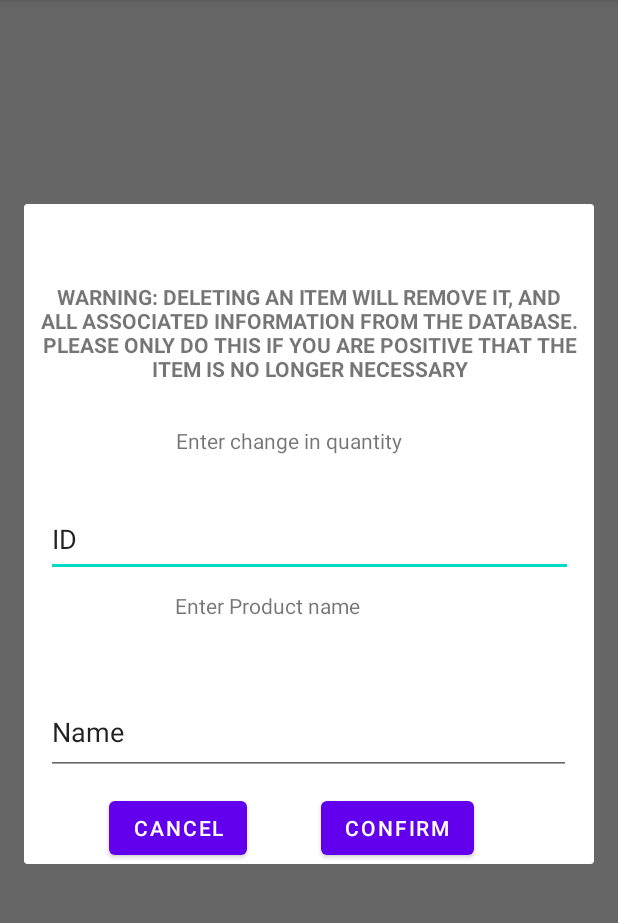
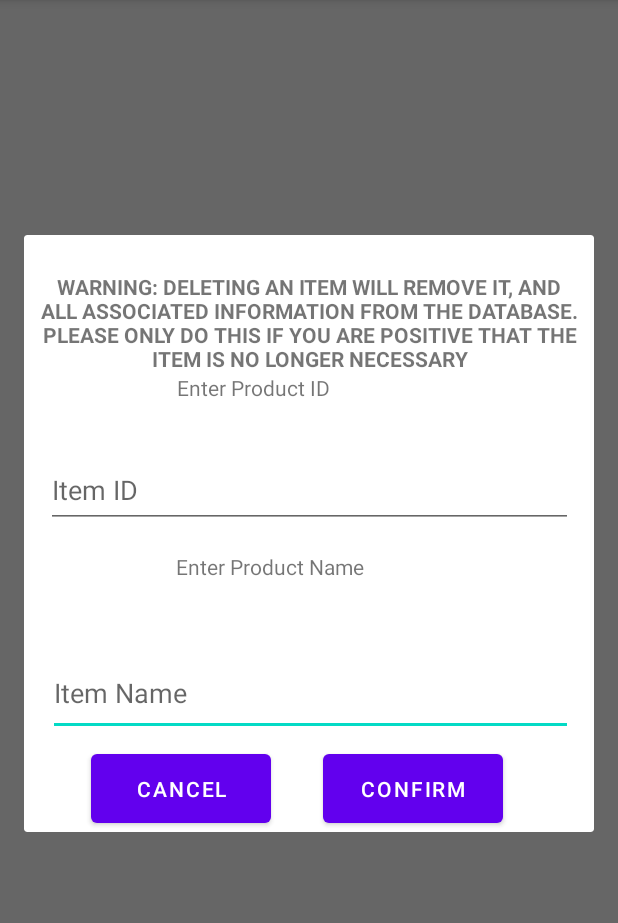
Before and after one commit to YazanMPSUT/InventoryManager, an Android app: the fragment DeleteDialogFragment shown on its own in the app's theme, on a phone screen of 412 x 824 dp, the part 84-1007 px from its top. Run offline under Robolectric (Android 15) with nearby library versions, the phone set to English and light mode, and no system bars.

Commit message:
Finalized layouts, fixed some issues in the provider, began implementing SQLite, rolled back to API 28.

```diff
--- a/app/build.gradle
+++ b/app/build.gradle
@@ -10,7 +10,7 @@ android {
     defaultConfig {
         applicationId "com.example.inventorymanager"
         minSdk 27
-        targetSdk 32
+        targetSdk 28
         versionCode 1
         versionName "1.0"
 
--- a/app/src/main/java/com/example/inventorymanager/DeleteDialogFragment.kt
+++ b/app/src/main/java/com/example/inventorymanager/DeleteDialogFragment.kt
@@ -3,21 +3,35 @@ package com.example.inventorymanager
 import android.os.Bundle
 import android.view.View
 import android.widget.Button
+import android.widget.EditText
+import android.widget.Toast
 import androidx.fragment.app.DialogFragment
+import java.security.Provider
 
 class DeleteDialogFragment : DialogFragment(R.layout.dialogfragment_delete){
 
     override fun onViewCreated(view: View, savedInstanceState: Bundle?) {
         super.onViewCreated(view, savedInstanceState)
-        val btCancel : Button = view.findViewById(R.id.btCancel)
-        val btConfirm : Button = view.findViewById(R.id.btConfirm)
+        val btCancel : Button = view.findViewById(R.id.btnCancel)
+        val btConfirm : Button = view.findViewById(R.id.btnConfirm)
 
         btCancel.setOnClickListener {
-
+            dismiss()
         }
+        val ddl_ip = InventoryProvider()
 
         btConfirm.setOnClickListener {
-
+            val idET :EditText = view.findViewById(R.id.ddf_pidET)
+            val nameET : EditText = view.findViewById(R.id.ddf_pnameET)
+            val id = idET.text.toString()
+            val name = nameET.text.toString()
+            Toast.makeText(context,"Item \"$name\" with id = $id has successfully been removed",
+                Toast.LENGTH_LONG).show()
+            dismiss()
+            ddl_ip.delete(InventoryProvider.CONTENT_URI,
+                InventoryProvider._id + " = " + id + " AND " +
+                        InventoryProvider.name + " = " + name
+                ,null);
         }
 
     }
--- a/app/src/main/res/layout/activity_main.xml
+++ b/app/src/main/res/layout/activity_main.xml
@@ -16,7 +16,7 @@
         app:layout_constraintTop_toTopOf="parent">
 
         <Button
-            android:id="@+id/btnBuyActivity"
+            android:id="@+id/btnNewItemActivity"
             android:layout_width="match_parent"
             android:layout_height="wrap_content"
             android:text="@string/buy_items" />
@@ -26,7 +26,7 @@
             android:layout_height="24dp" />
 
         <Button
-            android:id="@+id/btMngInv"
+            android:id="@+id/btnManageActivity"
             android:layout_width="match_parent"
             android:layout_height="wrap_content"
             android:text="@string/manage_inventory" />
--- a/app/src/main/res/layout/dialogfragment_delete.xml
+++ b/app/src/main/res/layout/dialogfragment_delete.xml
@@ -6,85 +6,109 @@
     android:layout_height="wrap_content">
 
 
-    <TextView
-        android:id="@+id/TVb3"
-        android:layout_width="179dp"
-        android:layout_height="41dp"
-        android:layout_marginTop="9dp"
-        android:text="Enter Product name"
+    <EditText
+        android:id="@+id/ddf_pnameET"
+        android:layout_width="350dp"
+        android:layout_height="57dp"
+        android:layout_marginTop="24dp"
+        android:ems="10"
+        android:hint="@string/item_name"
+        android:inputType="textPersonName"
+        android:minHeight="48dp"
         app:layout_constraintEnd_toEndOf="parent"
+        app:layout_constraintHorizontal_bias="0.524"
         app:layout_constraintStart_toStartOf="parent"
-        app:layout_constraintTop_toBottomOf="@+id/qtyChangeET3" />
-
-    <EditText
-        android:id="@+id/qtyChangeET3"
-        android:layout_width="351dp"
-        android:layout_height="50dp"
-        android:layout_marginTop="13dp"
-        android:ems="10"
-        android:inputType="number"
-        android:minHeight="48dp"
-        android:text="ID"
-        app:layout_constraintEnd_toEndOf="parent"
-        app:layout_constraintStart_toStartOf="parent"
-        app:layout_constraintTop_toBottomOf="@+id/TVc3" />
+        app:layout_constraintTop_toBottomOf="@+id/TVb3" />
 
     <TextView
         android:id="@+id/TVc3"
         android:layout_width="167dp"
         android:layout_height="37dp"
-        android:layout_marginTop="148dp"
-        android:text="Enter change in quantity"
+        android:layout_marginTop="92dp"
+        android:text="@string/enter_product_id"
         app:layout_constraintEnd_toEndOf="parent"
-        app:layout_constraintHorizontal_bias="0.475"
+        app:layout_constraintHorizontal_bias="0.479"
         app:layout_constraintStart_toStartOf="parent"
         app:layout_constraintTop_toTopOf="parent" />
 
+    <TextView
+        android:id="@+id/TVb3"
+        android:layout_width="179dp"
+        android:layout_height="41dp"
+        android:layout_marginTop="16dp"
+        android:text="@string/enter_product_name"
+        app:layout_constraintEnd_toEndOf="parent"
+        app:layout_constraintHorizontal_bias="0.504"
+        app:layout_constraintStart_toStartOf="parent"
+        app:layout_constraintTop_toBottomOf="@+id/ddf_pidET" />
+
     <EditText
-        android:id="@+id/pnameET3"
-        android:layout_width="350dp"
-        android:layout_height="57dp"
-        android:layout_marginTop="24dp"
+        android:id="@+id/ddf_pidET"
+        android:layout_width="351dp"
+        android:layout_height="50dp"
+        android:layout_marginTop="16dp"
         android:ems="10"
-        android:inputType="textPersonName"
+        android:inputType="number"
         android:minHeight="48dp"
-        android:text="Name"
+        android:hint="@string/item_id"
         app:layout_constraintEnd_toEndOf="parent"
-        app:layout_constraintHorizontal_bias="0.491"
+        app:layout_constraintHorizontal_bias="0.516"
         app:layout_constraintStart_toStartOf="parent"
-        app:layout_constraintTop_toBottomOf="@+id/TVb3" />
+        app:layout_constraintTop_toBottomOf="@+id/TVc3" />
 
     <TextView
         android:id="@+id/Warning"
         android:layout_width="wrap_content"
         android:layout_height="wrap_content"
         android:layout_marginTop="52dp"
-        android:text="Warning: Deleting an item will remove it, and all associated information from the database. Please only do this if you are positive that the item is no longer necessary"
+        android:text="@string/Warning"
         android:textAlignment="center"
         android:textAllCaps="true"
         android:textStyle="bold"
         app:layout_constraintBottom_toTopOf="@+id/TVc3"
         app:layout_constraintStart_toStartOf="parent"
         app:layout_constraintTop_toTopOf="parent"
-        app:layout_constraintVertical_bias="0.0" />
+        app:layout_constraintVertical_bias="1.0" />
 
-    <Button
-        android:id="@+id/btCancel"
-        android:layout_width="wrap_content"
-        android:layout_height="wrap_content"
-        android:layout_marginTop="392dp"
-        android:text="Cancel"
-        app:layout_constraintEnd_toStartOf="@+id/btConfirm"
-        app:layout_constraintHorizontal_bias="0.536"
+    <LinearLayout
+        android:layout_width="350dp"
+        android:layout_height="58dp"
+        android:layout_marginTop="340dp"
+        android:orientation="horizontal"
+        app:layout_constraintEnd_toEndOf="parent"
+        app:layout_constraintHorizontal_bias="0.737"
         app:layout_constraintStart_toStartOf="parent"
-        app:layout_constraintTop_toTopOf="parent" />
+        app:layout_constraintTop_toTopOf="parent">
 
-    <Button
-        android:id="@+id/btConfirm"
-        android:layout_width="wrap_content"
-        android:layout_height="wrap_content"
-        android:layout_marginEnd="80dp"
-        android:text="Confirm"
-        app:layout_constraintBottom_toBottomOf="parent"
-        app:layout_constraintEnd_toEndOf="parent" />
+        <Space
+            android:layout_width="37dp"
+            android:layout_height="wrap_content"
+            android:layout_weight="1" />
+
+        <Button
+            android:id="@+id/btnCancel"
+            android:layout_width="120dp"
+            android:layout_height="match_parent"
+            android:text="@string/cancel" />
+
+        <Space
+            android:layout_width="50dp"
+            android:layout_height="wrap_content"
+            android:layout_weight="1" />
+
+        <Button
+            android:id="@+id/btnConfirm"
+            android:layout_width="120dp"
+            android:layout_height="58dp"
+            android:layout_marginEnd="68dp"
+            android:layout_marginBottom="4dp"
+            android:text="@string/confirm" />
+
+        <Space
+            android:layout_width="0dp"
+            android:layout_height="wrap_content"
+            android:layout_weight="1" />
+
+    </LinearLayout>
+
 </androidx.constraintlayout.widget.ConstraintLayout>
--- a/app/src/main/res/values/strings.xml
+++ b/app/src/main/res/values/strings.xml
@@ -1,7 +1,15 @@
 <resources>
     <string name="app_name">InventoryManager</string>
-    <string name="buy_items">Buy Items</string>
+    <string name="buy_items">Buy New Items</string>
     <string name="manage_inventory">Manage Inventory</string>
 <!-- TODO: Remove or change this placeholder text -->
     <string name="hello_blank_fragment">Hello blank fragment</string>
+    <string name="inventory_view">Inventory View</string>
+    <string name="item_name">Item Name</string>
+    <string name="enter_product_id">Enter Product ID</string>
+    <string name="enter_product_name">Enter Product Name</string>
+    <string name="confirm">Confirm</string>
+    <string name="cancel">Cancel</string>
+    <string name="Warning">Warning: Deleting an item will remove it, and all associated information from the database. Please only do this if you are positive that the item is no longer necessary</string>
+    <string name="item_id">Item ID</string>
 </resources>
```
Also changed, not shown: app/src/main/AndroidManifest.xml (+37 -8 lines), app/src/main/java/com/example/inventorymanager/AddInventory.kt (+40 -1 lines), app/src/main/java/com/example/inventorymanager/InventoryProvider.kt (+19 -17 lines), app/src/main/java/com/example/inventorymanager/MainActivity.kt (+21 -0 lines), app/src/main/java/com/example/inventorymanager/ManageInventory.kt (+9 -1 lines), app/src/main/java/com/example/inventorymanager/ViewInventory.kt (+26 -0 lines), app/src/main/res/layout/activity_add_inventory.xml (+25 -27 lines), app/src/main/res/layout/activity_manage_inventory.xml (+48 -39 lines), app/src/main/res/layout/activity_view_inventory.xml (+20 -2 lines).
